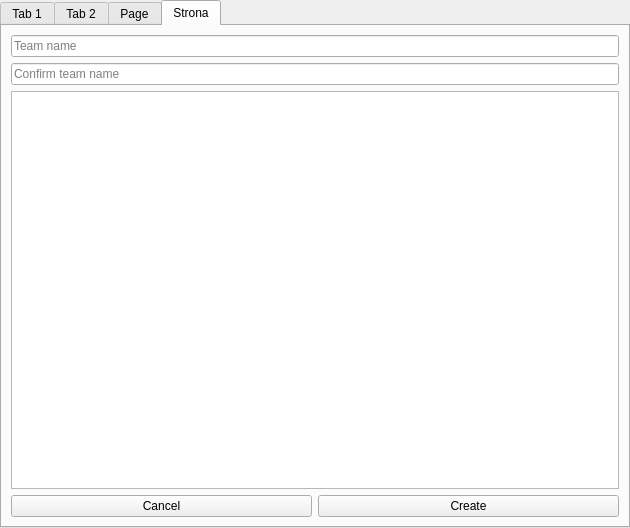
Above: maintasks.ui from xEska1337/To-Do-List before the change. Below: the same form after it.
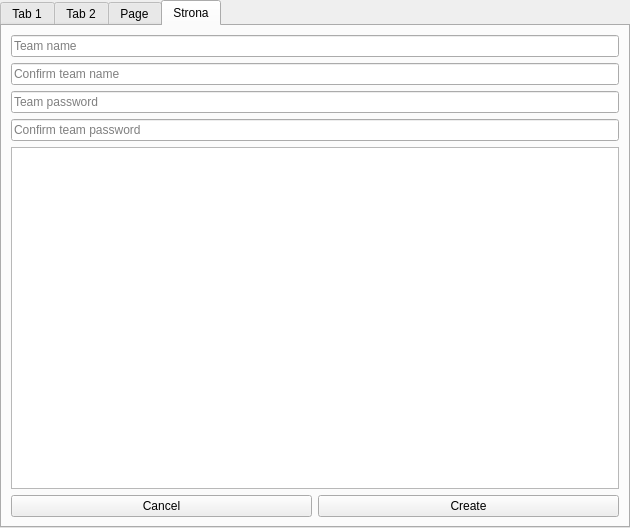
That is the form after the change. The open tabs and pages were chosen to show the change.

Commit message: team password, join team form

Patch:
```diff
--- a/maintasks.ui
+++ b/maintasks.ui
@@ -390,6 +390,32 @@
                </property>
               </widget>
              </item>
+             <item>
+              <widget class="QLineEdit" name="createTeamPassword">
+               <property name="echoMode">
+                <enum>QLineEdit::EchoMode::Password</enum>
+               </property>
+               <property name="placeholderText">
+                <string>Team password</string>
+               </property>
+               <property name="clearButtonEnabled">
+                <bool>true</bool>
+               </property>
+              </widget>
+             </item>
+             <item>
+              <widget class="QLineEdit" name="createTeamPasswordConfirm">
+               <property name="echoMode">
+                <enum>QLineEdit::EchoMode::Password</enum>
+               </property>
+               <property name="placeholderText">
+                <string>Confirm team password</string>
+               </property>
+               <property name="clearButtonEnabled">
+                <bool>true</bool>
+               </property>
+              </widget>
+             </item>
              <item>
               <widget class="QListWidget" name="crateTeamMemberAddList"/>
              </item>
```
The commit also changes 6 other files.
